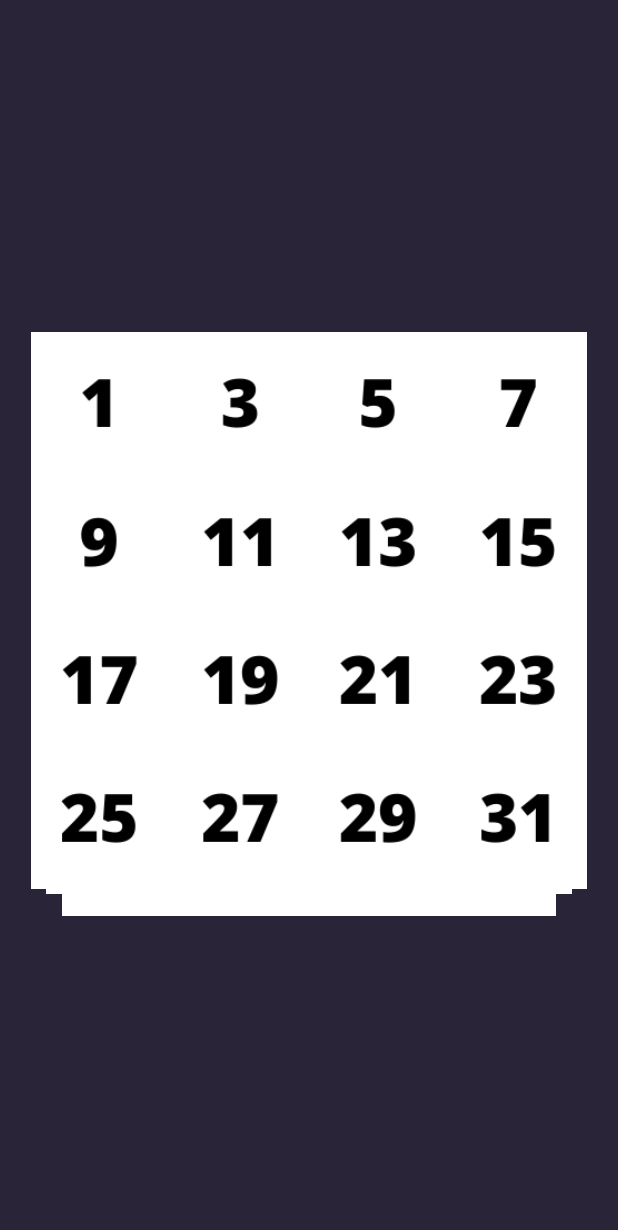
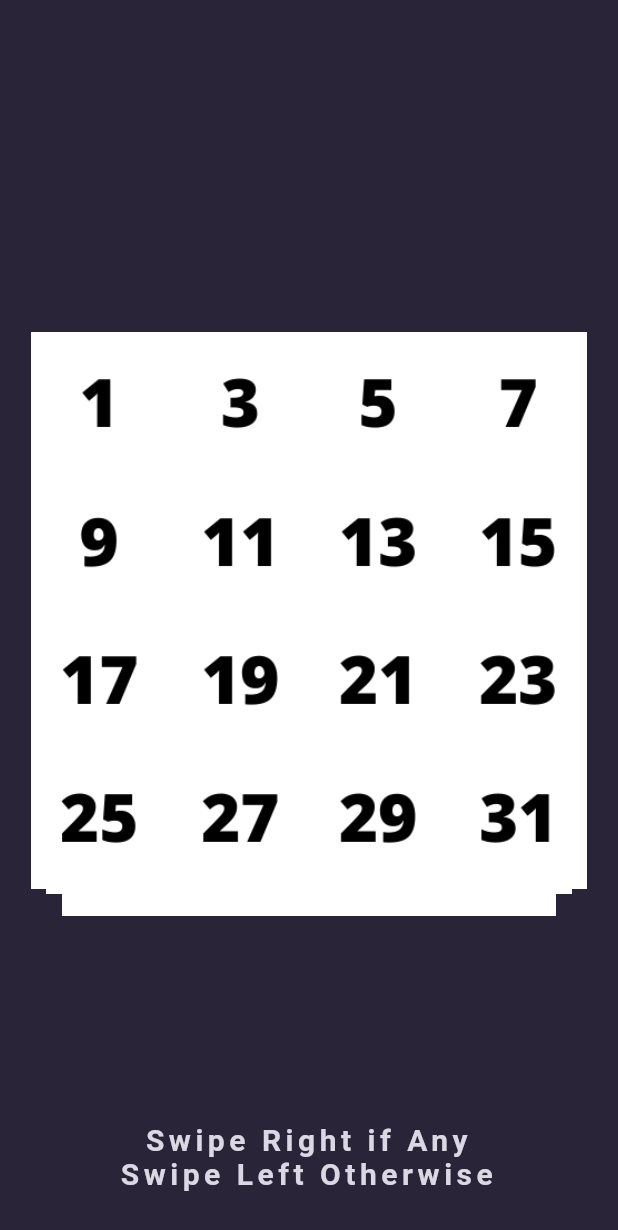
Before and after one commit to fathanradhiyan/guess-date, a Flutter app: the MainScreen screen opened directly, on a phone screen of 412 x 824 dp. Shown: the top 1230 px of the screen. Run offline on Flutter 3.47's test engine with Material 2 defaults, Android fonts, the phone set to English and light mode, and no system bars; drawn by our look-alikes of flutter_tindercard; our stand-ins replace flutter_spinkit, google_fonts, lottie; Roboto replaces fonts that are missing (Abel).

Commit message:
final finishing touch

```diff
--- a/lib/screen/main_screen.dart
+++ b/lib/screen/main_screen.dart
@@ -32,6 +32,7 @@ class _MainScreenState extends State<MainScreen> {
     return Scaffold(
       backgroundColor: ColorsConsts.purple_midnight,
       body: getBody(),
+      bottomSheet: getFooter(),
     );
   }
 
@@ -56,7 +57,8 @@ class _MainScreenState extends State<MainScreen> {
                 color: ColorsConsts.purple_dawn,
                 child: Text(
                   'Guess My Number'.toUpperCase(),
-                    style: GoogleFonts.mcLaren(color: ColorsConsts.purple_morning, fontSize: 18),
+                  style: GoogleFonts.mcLaren(
+                      color: ColorsConsts.purple_morning, fontSize: 18),
                 ),
               ),
               Visibility(
@@ -75,13 +77,17 @@ class _MainScreenState extends State<MainScreen> {
                     ),
                     RaisedButton(
                       onPressed: () {
-                          Navigator.push(context, MaterialPageRoute(builder: (context) => OpeningScreen()));
+                        Navigator.push(
+                            context,
+                            MaterialPageRoute(
+                                builder: (context) => OpeningScreen()));
                       },
                       elevation: 5,
                       color: ColorsConsts.purple_dawn,
                       child: Text(
                         'Try Again?'.toUpperCase(),
-                          style: GoogleFonts.mcLaren(color: ColorsConsts.purple_morning, fontSize: 18),
+                        style: GoogleFonts.mcLaren(
+                            color: ColorsConsts.purple_morning, fontSize: 18),
                       ),
                     ),
                   ],
@@ -91,13 +97,12 @@ class _MainScreenState extends State<MainScreen> {
           ),
           Container(
             height: size.height,
-              child:
-              TinderSwapCard(
+            child: TinderSwapCard(
               orientation: AmassOrientation.BOTTOM,
               allowVerticalMovement: false,
               stackNum: 3,
               totalNum: itemLength,
-                maxWidth: size.width*0.9,
+              maxWidth: size.width * 0.9,
               maxHeight: size.height * 0.9,
               minWidth: size.width * 0.8,
               minHeight: size.height * 0.8,
@@ -107,7 +112,7 @@ class _MainScreenState extends State<MainScreen> {
                 ),
                 child: Container(
                   width: size.width,
-                          height: size.height*0.5,
+                  height: size.height * 0.5,
                   decoration: BoxDecoration(
                       image: DecorationImage(
                           image: AssetImage(itemsTemp[index]['img']),
@@ -118,10 +123,10 @@ class _MainScreenState extends State<MainScreen> {
               swipeCompleteCallback:
                   (CardSwipeOrientation orientation, int index) {
                 var cardValue = itemsTemp[index]['value'];
-                  if(orientation == CardSwipeOrientation.LEFT){
+                if (orientation == CardSwipeOrientation.LEFT) {
                   cardValue = 0;
                   total = total + cardValue;
-                  }else if(orientation == CardSwipeOrientation.RIGHT){
+                } else if (orientation == CardSwipeOrientation.RIGHT) {
                   total = total + cardValue;
                   // print('angka skrg = $total dan arah $orientation');
                 }
@@ -132,4 +137,25 @@ class _MainScreenState extends State<MainScreen> {
       ),
     );
   }
+
+  Widget getFooter() {
+    return Container(
+      width: double.infinity,
+      color: ColorsConsts.purple_midnight,
+      child: Padding(
+        padding: const EdgeInsets.only(bottom: 30.0),
+        child: Text(
+          'Swipe Right if Any\nSwipe Left Otherwise',
+          textAlign: TextAlign.center,
+          style: GoogleFonts.abel(
+            color: ColorsConsts.purple_morning,
+            fontWeight: FontWeight.w600,
+            fontSize: 20,
+            letterSpacing: 3,
+          ),
+        ),
+      ),
+
+    );
   }
+}
--- a/lib/screen/opening_screen.dart
+++ b/lib/screen/opening_screen.dart
@@ -51,13 +51,13 @@ class OpeningScreen extends StatelessWidget {
                   child: LottieBuilder.asset('assets/images/pick_date.json'),
                 ),
                 Text(
-                  'Swipe Right if Any\nSwipe Left Otherwise',
+                  'Click Next When You Already\nHave a Date in Your Mind',
                   textAlign: TextAlign.center,
                   style: GoogleFonts.abel(
                     color: ColorsConsts.purple_morning,
                     fontWeight: FontWeight.w600,
                     fontSize: 20,
-                    letterSpacing: 3,
+                    letterSpacing: 2,
                   ),
                 ),
                 SizedBox(
@@ -72,7 +72,7 @@ class OpeningScreen extends StatelessWidget {
                     elevation: 5,
                     color: ColorsConsts.purple_dawn,
                     child: Text(
-                      'Got it, Next'.toUpperCase(),
+                      'Next'.toUpperCase(),
                       style: GoogleFonts.mcLaren(color: ColorsConsts.purple_morning, fontSize: 18),
                     ),
                   ),
```
Lines whose indentation alone changed are shown as unchanged.
